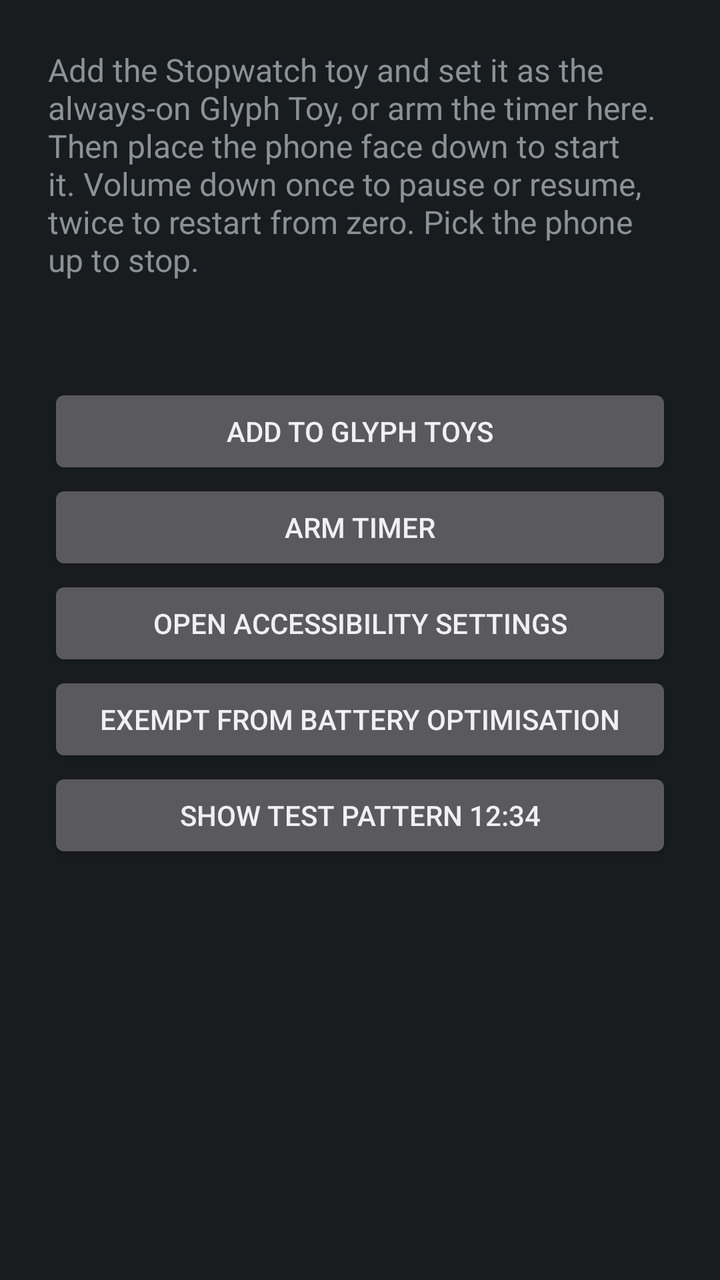
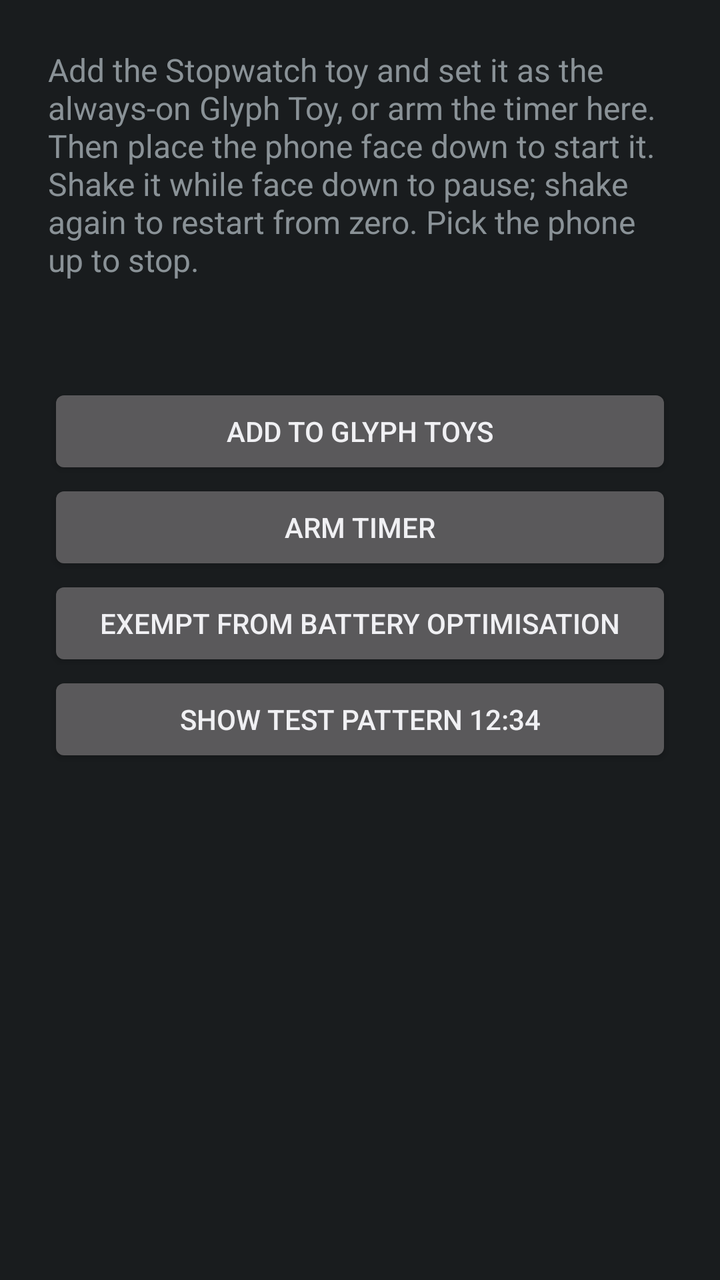

Before-and-after screenshots of an Android layout around one commit, followed by the original layout XML and the change that was made.
<!-- AndroidManifest.xml: application theme android:Theme.DeviceDefault -->
<!-- res/layout/activity_main.xml -->
<?xml version="1.0" encoding="utf-8"?>
<ScrollView xmlns:android="http://schemas.android.com/apk/res/android"
    android:layout_width="match_parent"
    android:layout_height="match_parent"
    android:fitsSystemWindows="true">

    <LinearLayout
        android:layout_width="match_parent"
        android:layout_height="wrap_content"
        android:orientation="vertical"
        android:padding="24dp">

        <TextView
            android:layout_width="match_parent"
            android:layout_height="wrap_content"
            android:text="@string/intro"
            android:textSize="16sp" />

        <TextView
            android:id="@+id/status"
            android:layout_width="match_parent"
            android:layout_height="wrap_content"
            android:layout_marginTop="16dp"
            android:layout_marginBottom="16dp"
            android:fontFamily="monospace" />

        <Button
            android:id="@+id/toys"
            android:layout_width="match_parent"
            android:layout_height="wrap_content"
            android:text="@string/toys" />

        <Button
            android:id="@+id/arm"
            android:layout_width="match_parent"
            android:layout_height="wrap_content"
            android:text="@string/arm" />

        <Button
            android:id="@+id/accessibility"
            android:layout_width="match_parent"
            android:layout_height="wrap_content"
            android:text="@string/accessibility" />

        <Button
            android:id="@+id/battery"
            android:layout_width="match_parent"
            android:layout_height="wrap_content"
            android:text="@string/battery" />

        <Button
            android:id="@+id/test_pattern"
            android:layout_width="match_parent"
            android:layout_height="wrap_content"
            android:text="@string/test_pattern" />
    </LinearLayout>
</ScrollView>
<!-- resources referenced by this layout -->
<resources>
  <string name="accessibility">Open accessibility settings</string>
  <string name="arm">Arm timer</string>
  <string name="battery">Exempt from battery optimisation</string>
  <string name="intro">Add the Stopwatch toy and set it as the always-on Glyph Toy, or arm the timer here. Then place the phone face down to start it. Volume down once to pause or resume, twice to restart from zero. Pick the phone up to stop.</string>
  <string name="test_pattern">Show test pattern 12:34</string>
  <string name="toys">Add to Glyph Toys</string>
</resources>

<!-- the commit's change to res/layout/activity_main.xml (unified diff, before → after) -->
@@ -37,12 +37,6 @@
             android:text="@string/arm" />
 
         <Button
-            android:id="@+id/accessibility"
-            android:layout_width="match_parent"
-            android:layout_height="wrap_content"
-            android:text="@string/accessibility" />
-
-        <Button
             android:id="@+id/battery"
             android:layout_width="match_parent"
             android:layout_height="wrap_content"
<!-- resource entries referenced after the edit -->
@@ -1,9 +1,8 @@
 <!-- resources referenced by this layout -->
 <resources>
-  <string name="accessibility">Open accessibility settings</string>
   <string name="arm">Arm timer</string>
   <string name="battery">Exempt from battery optimisation</string>
-  <string name="intro">Add the Stopwatch toy and set it as the always-on Glyph Toy, or arm the timer here. Then place the phone face down to start it. Volume down once to pause or resume, twice to restart from zero. Pick the phone up to stop.</string>
+  <string name="intro">Add the Stopwatch toy and set it as the always-on Glyph Toy, or arm the timer here. Then place the phone face down to start it. Shake it while face down to pause; shake again to restart from zero. Pick the phone up to stop.</string>
   <string name="test_pattern">Show test pattern 12:34</string>
   <string name="toys">Add to Glyph Toys</string>
 </resources>
